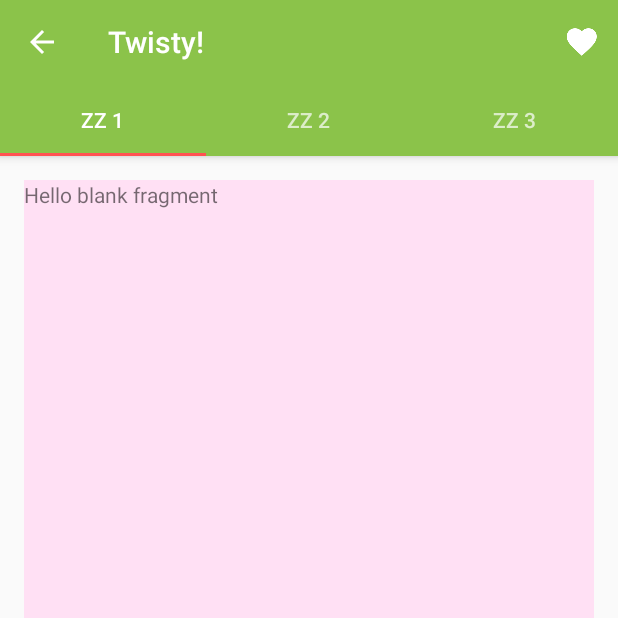
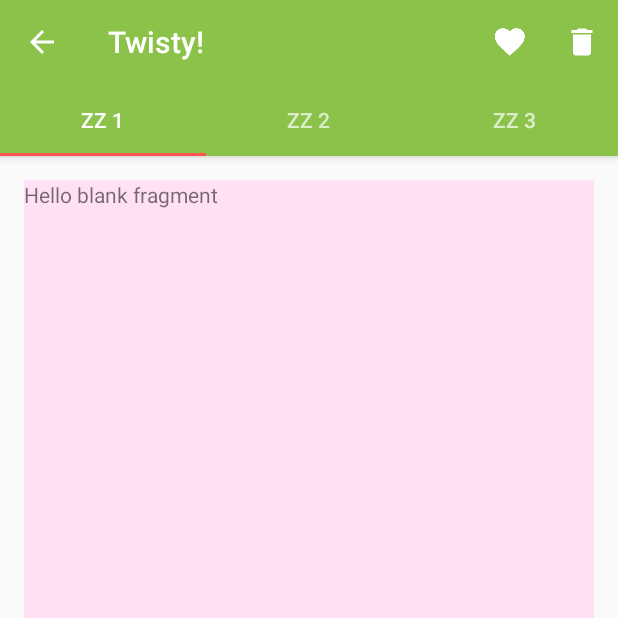
Before and after one commit to maiatoday/Minotaur, an Android app: the TwistyActivity screen opened directly, with no data from a screen before it, after a tap on "Zzy", on a phone screen of 412 x 824 dp, the top half of it. Run offline under Robolectric (Android 15) with nearby library versions, the phone set to English and light mode, and no system bars.

```diff
--- a/app/src/main/java/net/maiatoday/minotaur/utils/db/FakeData.java
+++ b/app/src/main/java/net/maiatoday/minotaur/utils/db/FakeData.java
@@ -10,6 +10,4 @@ public class FakeData {
     public static String[] roomTypes = {"cave", "cavern", "passage"};
     public static String[] caveNames = {"cave", "cavern", "grotto", "hollow", "chamber", "den", "crypt", "cistern"};
     public static String[] passageNames = {"tunnel", "chimney", "passage", "channel", "hole", "mine", "pit", "shaft", "subway", "burrow", "tube", "crawlspace"};
-
-
 }
--- a/app/src/main/res/menu/menu_twisty.xml
+++ b/app/src/main/res/menu/menu_twisty.xml
@@ -5,4 +5,7 @@
     <item android:id="@+id/action_mode_toggle" android:title="@string/action_zzy"
         android:orderInCategory="100" app:showAsAction="always"
         android:icon="@drawable/ic_grade_white_24dp"/>
+    <item android:id="@+id/action_delete" android:title="@string/action_delete"
+        android:orderInCategory="101" app:showAsAction="always"
+        android:icon="@drawable/ic_delete_white_24dp"/>
 </menu>
--- a/app/src/main/res/values/strings.xml
+++ b/app/src/main/res/values/strings.xml
@@ -17,5 +17,6 @@
     <string name="title_activity_twisty">Twisty!</string>
     <string name="action_xy">Xy</string>
     <string name="action_zzy">Zzy</string>
+    <string name="action_delete">Delete</string>
 
 </resources>
```
Also changed, not shown: app/src/main/java/net/maiatoday/minotaur/service/MIntentService.java (+12 -14 lines), app/src/main/java/net/maiatoday/minotaur/ui/activity/TwistyActivity.java (+11 -1 lines), app/src/main/res/drawable-hdpi/ic_delete_white_24dp.png (added), app/src/main/res/drawable-mdpi/ic_delete_white_24dp.png (added), app/src/main/res/drawable-xhdpi/ic_delete_white_24dp.png (added), app/src/main/res/drawable-xxhdpi/ic_delete_white_24dp.png (added), app/src/main/res/drawable-xxxhdpi/ic_delete_white_24dp.png (added).
